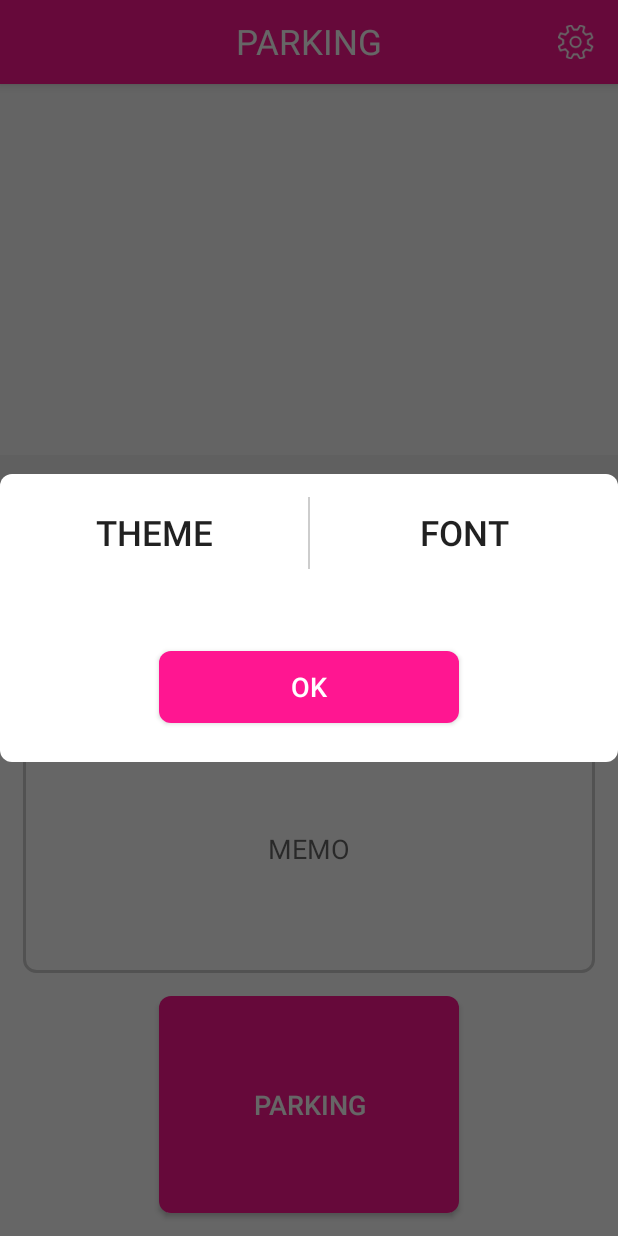
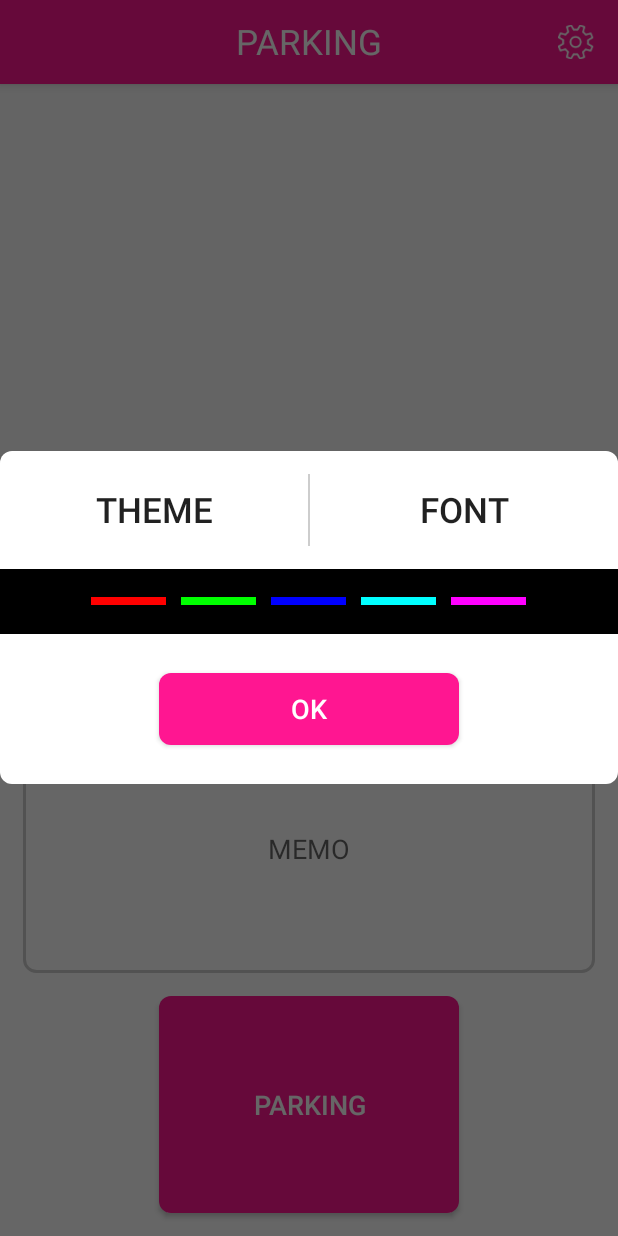
Before and after one commit to hee4245/Parking, an Android app: the screen it shows after launch (MainActivity), after a tap on an icon or button, on a phone screen of 412 x 824 dp. Run offline under Robolectric (Android 15) with nearby library versions, the phone set to English and light mode, and no system bars; our stand-ins replace AdMob, ButterKnife.

Commit message:
add setting color bar

```diff
--- /dev/null
+++ b/app/src/main/java/com/bug/parking/adapter/ColorBarAdapter.java
@@ -0,0 +1,34 @@
+package com.bug.parking.adapter;
+
+import android.graphics.Color;
+import android.view.LayoutInflater;
+import android.view.View;
+
+import com.bug.parking.R;
+
+import antistatic.spinnerwheel.adapters.AbstractWheelCustomAdapter;
+
+/**
+ * Created by json on 15. 8. 29..
+ */
+public class ColorBarAdapter extends AbstractWheelCustomAdapter {
+    private int data[];
+
+    public ColorBarAdapter(LayoutInflater inflater, int[] data) {
+        super(inflater, R.layout.setting_color_item);
+
+        this.data = data;
+    }
+
+    @Override
+    protected void configureItemView(View view, int index) {
+        View colorBarView = view.findViewById(R.id.setting_color_bar);
+
+        colorBarView.setBackgroundColor(data[index]);
+    }
+
+    @Override
+    public int getItemsCount() {
+        return data.length;
+    }
+}
--- a/app/src/main/java/com/bug/parking/fragment/ThemeFragment.java
+++ b/app/src/main/java/com/bug/parking/fragment/ThemeFragment.java
@@ -1,20 +1,35 @@
 package com.bug.parking.fragment;
 
 import android.app.Fragment;
+import android.graphics.Color;
 import android.os.Bundle;
 import android.view.LayoutInflater;
 import android.view.View;
 import android.view.ViewGroup;
 
 import com.bug.parking.R;
+import com.bug.parking.adapter.ColorBarAdapter;
+import com.bug.parking.adapter.FloorAdapter;
+import com.bug.parking.data.FloorData;
+
+import antistatic.spinnerwheel.AbstractWheel;
+import butterknife.Bind;
+import butterknife.ButterKnife;
 
 /**
  * Created by json on 15. 8. 28..
  */
 public class ThemeFragment extends Fragment {
 
+    @Bind(R.id.theme_controller)
+    AbstractWheel themeController;
+
     public View onCreateView(LayoutInflater inflater, ViewGroup container, Bundle savedInstanceState) {
         View view = inflater.inflate(R.layout.theme_fragment, container, false);
+        ButterKnife.bind(this, view);
+
+        themeController.setViewAdapter(new ColorBarAdapter(inflater, new int[]{Color.RED, Color.GREEN, Color.BLUE, Color.CYAN, Color.MAGENTA}));
+        themeController.setCurrentItem(2);
 
         return view;
     }
--- a/app/src/main/res/layout/activity_main.xml
+++ b/app/src/main/res/layout/activity_main.xml
@@ -1,6 +1,5 @@
 <RelativeLayout xmlns:android="http://schemas.android.com/apk/res/android"
     xmlns:ads="http://schemas.android.com/apk/res-auto"
-    xmlns:app="http://schemas.android.com/apk/res-auto"
     xmlns:tools="http://schemas.android.com/tools"
     android:layout_width="match_parent"
     android:layout_height="match_parent"
--- a/app/src/main/res/layout/theme_fragment.xml
+++ b/app/src/main/res/layout/theme_fragment.xml
@@ -1,12 +1,16 @@
 <?xml version="1.0" encoding="utf-8"?>
 <RelativeLayout xmlns:android="http://schemas.android.com/apk/res/android"
-    android:layout_width="match_parent" android:layout_height="match_parent">
+    xmlns:custom="http://schemas.android.com/apk/res-auto"
+    android:layout_width="match_parent"
+    android:layout_height="match_parent"
+    android:background="@color/black">
 
     <antistatic.spinnerwheel.WheelHorizontalView
         android:id="@+id/theme_controller"
         android:layout_width="match_parent"
         android:layout_height="wrap_content"
-        android:layout_alignParentTop="true"/>
+        android:layout_alignParentTop="true"
+        custom:itemsDimmedAlpha="100"/>
 
     <ImageView
         android:layout_width="wrap_content"
--- /dev/null
+++ b/libs/android-spinnerwheel/src/main/java/antistatic/spinnerwheel/adapters/AbstractWheelCustomAdapter.java
@@ -0,0 +1,168 @@
+/*
+ * android-spinnerwheel
+ * https://github.com/ai212983/android-spinnerwheel
+ *
+ * based on
+ *
+ * Android Wheel Control.
+ * https://code.google.com/p/android-wheel/
+ *
+ * Copyright 2011 Yuri Kanivets
+ *
+ * Licensed under the Apache License, Version 2.0 (the "License");
+ * you may not use this file except in compliance with the License.
+ * You may obtain a copy of the License at
+ *
+ * http://www.apache.org/licenses/LICENSE-2.0
+ *
+ * Unless required by applicable law or agreed to in writing, software
+ * distributed under the License is distributed on an "AS IS" BASIS,
+ * WITHOUT WARRANTIES OR CONDITIONS OF ANY KIND, either express or implied.
+ * See the License for the specific language governing permissions and
+ * limitations under the License.
+ */
+
+/*
+ * AbstractWheelCustomAdapter
+ * Copyright 2015 mayTree
+ */
+
+package antistatic.spinnerwheel.adapters;
+
+import android.content.Context;
+import android.view.LayoutInflater;
+import android.view.View;
+import android.view.ViewGroup;
+
+/**
+ * Abstract spinnerwheel adapter provides common functionality for adapters.
+ */
+public abstract class AbstractWheelCustomAdapter extends AbstractWheelAdapter {
+
+    /** No resource constant. */
+    protected static final int NO_RESOURCE = 0;
+
+    // Current context
+    protected Context context;
+    // Layout inflater
+    protected LayoutInflater inflater;
+
+    // Items resources
+    protected int itemResourceId;
+
+    // Empty items resources
+    protected int emptyItemResourceId;
+
+    /**
+     * Constructor
+     * @param context the current context
+     */
+    protected AbstractWheelCustomAdapter(Context context) {
+        this(context, NO_RESOURCE);
+    }
+
+    /**
+     * Constructor
+     * @param context the current context
+     * @param itemResource the resource ID for a layout file containing a TextView to use when instantiating items views
+     */
+    protected AbstractWheelCustomAdapter(Context context, int itemResource) {
+        this.context = context;
+        itemResourceId = itemResource;
+
+        inflater = (LayoutInflater) context.getSystemService(Context.LAYOUT_INFLATER_SERVICE);
+    }
+
+    /**
+     * Constructor
+     * @param inflater the current inflater
+     */
+    protected AbstractWheelCustomAdapter(LayoutInflater inflater) {
+        this(inflater, NO_RESOURCE);
+    }
+
+    /**
+     * Constructor
+     * @param inflater the current inflater
+     * @param itemResource the resource ID for a layout file containing a TextView to use when instantiating items views
+     */
+    protected AbstractWheelCustomAdapter(LayoutInflater inflater, int itemResource) {
+        this.inflater = inflater;
+        itemResourceId = itemResource;
+    }
+
+    /**
+     * Gets resource Id for items views
+     * @return the item resource Id
+     */
+    public int getItemResource() {
+        return itemResourceId;
+    }
+
+    /**
+     * Sets resource Id for items views
+     * @param itemResourceId the resource Id to set
+     */
+    public void setItemResource(int itemResourceId) {
+        this.itemResourceId = itemResourceId;
+    }
+
+    /**
+     * Gets resource Id for empty items views
+     * @return the empty item resource Id
+     */
+    public int getEmptyItemResource() {
+        return emptyItemResourceId;
+    }
+
+    /**
+     * Sets resource Id for empty items views
+     * @param emptyItemResourceId the empty item resource Id to set
+     */
+    public void setEmptyItemResource(int emptyItemResourceId) {
+        this.emptyItemResourceId = emptyItemResourceId;
+    }
+
+    @Override
+    public View getItem(int index, View convertView, ViewGroup parent) {
+        if (index >= 0 && index < getItemsCount()) {
+            if (convertView == null) {
+                convertView = getView(itemResourceId, parent);
+            }
+
+            configureItemView(convertView, index);
+
+            return convertView;
+        }
+        return null;
+    }
+
+    @Override
+    public View getEmptyItem(View convertView, ViewGroup parent) {
+        if (convertView == null) {
+            convertView = getView(emptyItemResourceId, parent);
+        }
+
+        return convertView;
+    }
+
+    /**
+     * Configures item view.
+     * @param view the text view to be configured
+     */
+    protected void configureItemView(View view, int index) {}
+
+    /**
+     * Loads view from resources
+     * @param resource the resource Id
+     * @return the loaded view or null if resource is not set
+     */
+    private View getView(int resource, ViewGroup parent) {
+        switch (resource) {
+            case NO_RESOURCE:
+                return null;
+            default:
+                return inflater.inflate(resource, parent, false);
+        }
+    }
+}
```
Also changed, not shown: app/src/main/res/layout/setting_color_item.xml (added, +12 -0 lines).
